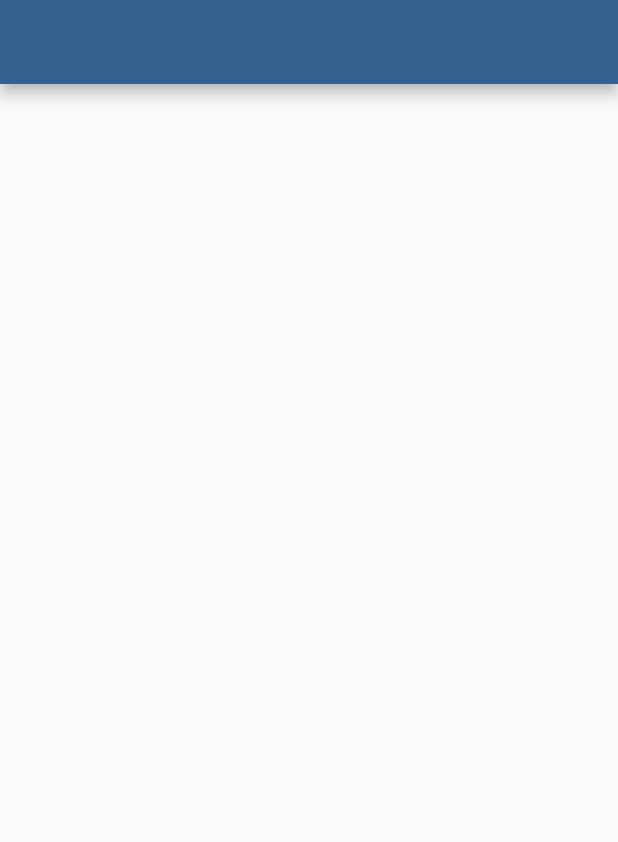
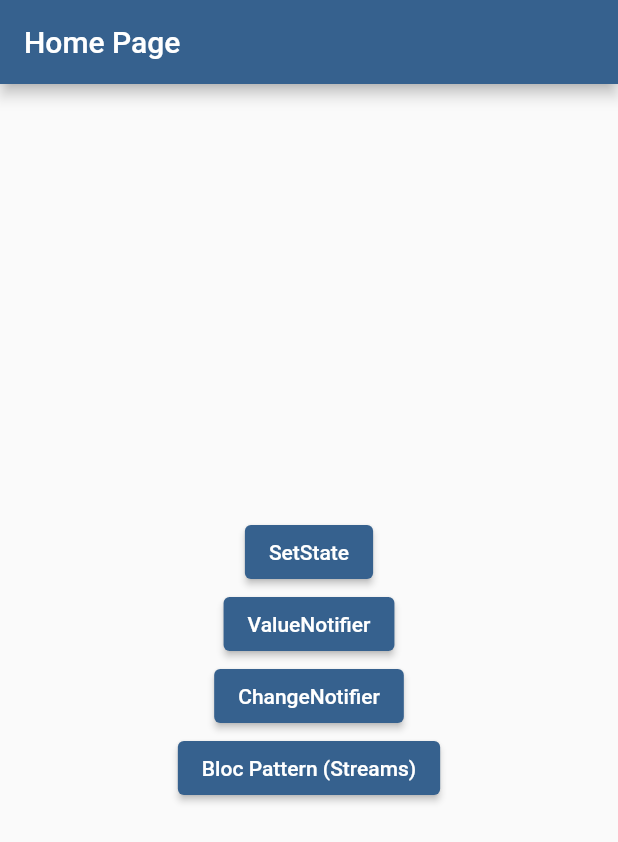
Before and after one commit to soapmactavish23/flutter_default_state_manager, a Flutter app: the screen it shows after launch, on a phone screen of 412 x 824 dp. Shown: the top 842 px of the screen. Run offline on Flutter 3.47's test engine with Material 3 defaults, Android fonts, the phone set to English and light mode, and no system bars; our stand-ins replace currency_text_input_formatter, syncfusion_flutter_gauges.

Commit message:
Criando projeto e montando layout

```diff
--- a/lib/main.dart
+++ b/lib/main.dart
@@ -6,9 +6,9 @@ void main() {
 }
 
 class MyApp extends StatelessWidget {
-  const MyApp({super.key});
-
-  // This widget is the root of your application.
+  const MyApp({
+    Key? key,
+  }) : super(key: key);
   @override
   Widget build(BuildContext context) {
     return MaterialApp(
--- a/lib/pages/home_page.dart
+++ b/lib/pages/home_page.dart
@@ -1,15 +1,46 @@
 import 'package:flutter/material.dart';
+import 'package:flutter_default_state_manager/setState/imc_setstate_page.dart';
 
 class HomePage extends StatelessWidget {
-  const HomePage({super.key});
+  const HomePage({Key? key}) : super(key: key);
+
+  void _goPage(BuildContext context, Widget page) {
+    Navigator.of(context).push(
+      MaterialPageRoute(builder: (context) => page),
+    );
+  }
 
   @override
   Widget build(BuildContext context) {
     return Scaffold(
       appBar: AppBar(
-        title: const Text(''),
+        title: const Text('Home Page'),
       ),
-      body: Container(),
+      body: Center(
+        child: Column(
+          mainAxisAlignment: MainAxisAlignment.center,
+          children: [
+            ElevatedButton(
+              onPressed: () {
+                _goPage(context, const ImcSetstatePage());
+              },
+              child: const Text("SetState"),
+            ),
+            ElevatedButton(
+              onPressed: () {},
+              child: const Text("ValueNotifier"),
+            ),
+            ElevatedButton(
+              onPressed: () {},
+              child: const Text("ChangeNotifier"),
+            ),
+            ElevatedButton(
+              onPressed: () {},
+              child: const Text("Bloc Pattern (Streams)"),
+            ),
+          ],
+        ),
+      ),
     );
   }
 }
--- a/pubspec.yaml
+++ b/pubspec.yaml
@@ -35,6 +35,7 @@ dependencies:
   # Use with the CupertinoIcons class for iOS style icons.
   cupertino_icons: ^1.0.2
   syncfusion_flutter_gauges: ^24.1.45
+  currency_text_input_formatter: ^2.1.10
 
 dev_dependencies:
   flutter_test:
```
Also changed, not shown: lib/setState/imc_setstate_page.dart (added, +129 -0 lines), lib/widgets/imc_gauges_range.dart (added, +21 -0 lines), pubspec.lock.
